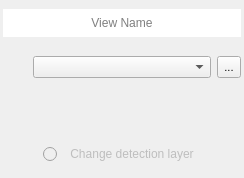
Old version of the form ui/layer_view_widget.ui in the repository SMByC/PCA4CD.
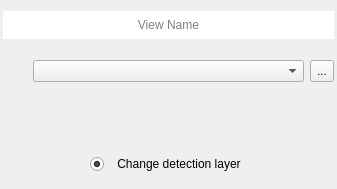
New version of the form. Icons and pictures are not drawn. Custom widgets are drawn as their Qt base class.

Commit message: Change detection layer always on by default

Patch:
```diff
--- a/ui/layer_view_widget.ui
+++ b/ui/layer_view_widget.ui
@@ -2,6 +2,14 @@
 <ui version="4.0">
  <class>ViewWidget</class>
  <widget class="QWidget" name="ViewWidget">
+  <property name="geometry">
+   <rect>
+    <x>0</x>
+    <y>0</y>
+    <width>337</width>
+    <height>189</height>
+   </rect>
+  </property>
   <layout class="QVBoxLayout" name="verticalLayout">
    <property name="spacing">
     <number>3</number>
@@ -179,7 +187,7 @@
    <item>
     <widget class="QWidget" name="WidgetDetectionLayer" native="true">
      <property name="enabled">
-      <bool>false</bool>
+      <bool>true</bool>
      </property>
      <layout class="QHBoxLayout" name="horizontalLayout_3">
       <property name="leftMargin">
@@ -209,6 +217,9 @@
       </item>
       <item>
        <widget class="QRadioButton" name="EnableChangeDetection">
+        <property name="enabled">
+         <bool>true</bool>
+        </property>
         <property name="maximumSize">
          <size>
           <width>16777215</width>
@@ -226,12 +237,15 @@
         <property name="text">
          <string/>
         </property>
+        <property name="checked">
+         <bool>true</bool>
+        </property>
        </widget>
       </item>
       <item>
        <widget class="QToolButton" name="QPBtn_ComponentAnalysisDialog">
         <property name="enabled">
-         <bool>false</bool>
+         <bool>true</bool>
         </property>
         <property name="maximumSize">
          <size>
```
Left out of the diff: 8 changed lines with no effect on the pictures.
